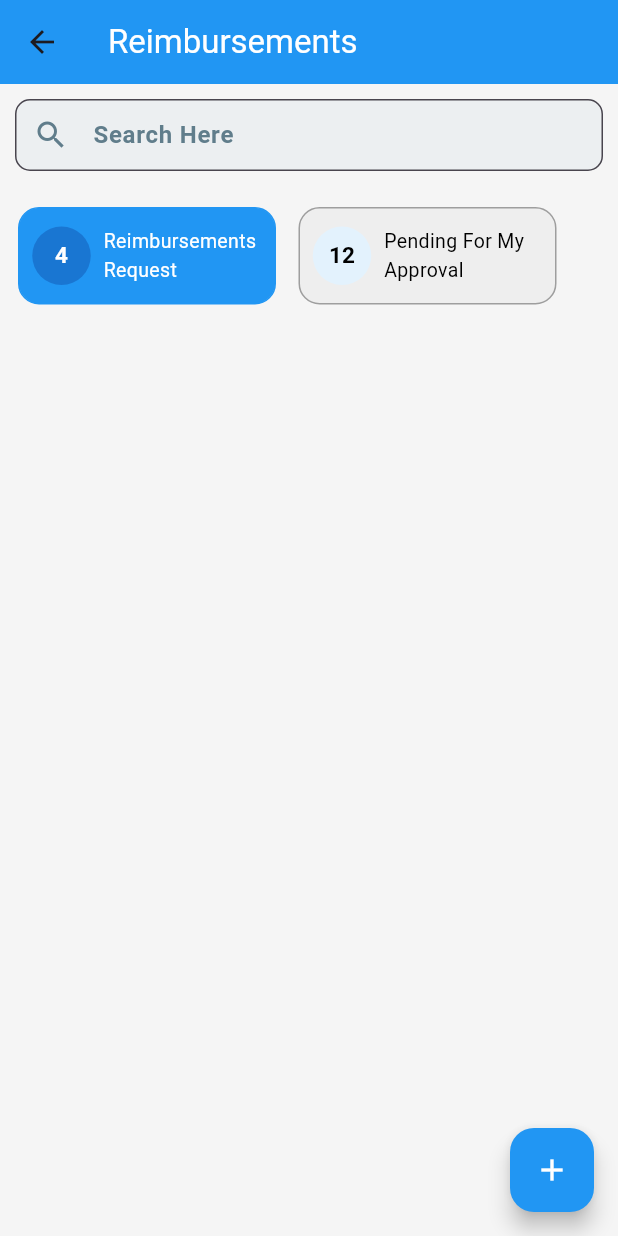
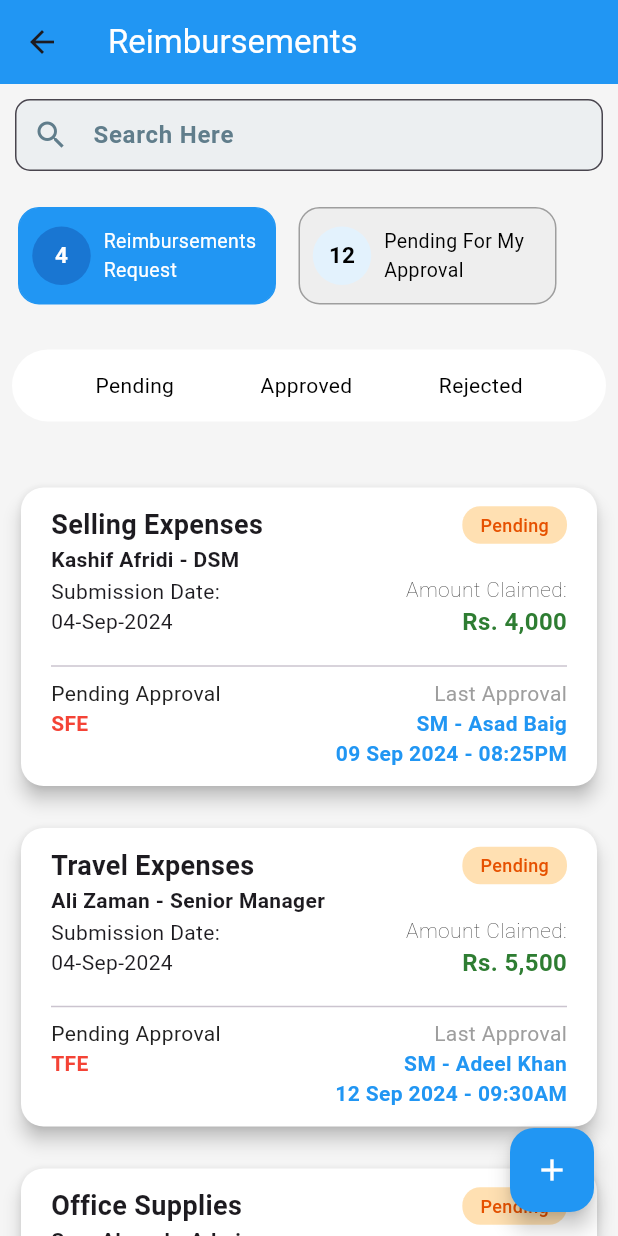
Before and after one commit to MuhammadAhmerMehfooz/getpharma, a Flutter app: the Reimbursements screen opened directly, on a phone screen of 412 x 824 dp. Run offline on Flutter 3.47's test engine with Material 3 defaults, Android fonts, the phone set to English and light mode, and no system bars; our stand-ins replace dotted_border, fl_chart, image_picker, percent_indicator, table_calendar.

Commit message:
new branch push

```diff
--- a/lib/Expenses/Reimbursements/Reimbursements.dart
+++ b/lib/Expenses/Reimbursements/Reimbursements.dart
@@ -11,7 +11,8 @@ class Reimbursements extends StatefulWidget {
 
 class _ReimbursementsState extends State<Reimbursements> {
   String _selectedTab = "Reimbursements Request";
-  bool _isReimbursements = false;
+  String _selectedsubTabs = "";
+  bool _isReimbursements = true;
 
   List<Map<String, String>> data = [
     {
@@ -185,6 +186,7 @@ class _ReimbursementsState extends State<Reimbursements> {
   Widget _buildReimbursementCards() {
     if (_selectedTab == "Pending For My Approval") {
       return Column(
+        crossAxisAlignment: CrossAxisAlignment.start,
         children:
             data.map((item) => _buildPendingCardforapproval(item)).toList(),
       );
@@ -199,42 +201,50 @@ class _ReimbursementsState extends State<Reimbursements> {
   }
 
   Widget _buildReimbursementTabs() {
-    return Row(
+    return Container(
+      margin: const EdgeInsets.symmetric(horizontal: 8, vertical: 10),
+      padding: const EdgeInsets.symmetric(horizontal: 8, vertical: 8),
+      decoration: BoxDecoration(
+        color: Colors.white, // Background color for the container
+        borderRadius:
+            BorderRadius.circular(30), // Rounded corners for the container
+      ),
+      child: Row(
+        mainAxisAlignment:
+            MainAxisAlignment.spaceEvenly, // Evenly space the tabs
         children: [
-        const SizedBox(width: 30),
           _buildTabForReimbursements(
             "Pending",
-          _selectedTab == "Pending" ? Colors.blue : Colors.grey[200]!,
-          _selectedTab == "Pending" ? Colors.white : Colors.black,
+            _selectedsubTabs == "Pending" ? Colors.blue : Colors.white,
+            _selectedsubTabs == "Pending" ? Colors.white : Colors.black,
             () {
               setState(() {
-              _selectedTab = "Pending";
+                _selectedsubTabs = "Pending";
               });
             },
           ),
-        const SizedBox(width: 30),
           _buildTabForReimbursements(
             "Approved",
-          _selectedTab == "Approved" ? Colors.blue : Colors.grey[200]!,
-          _selectedTab == "Approved" ? Colors.white : Colors.black,
+            _selectedsubTabs == "Approved" ? Colors.blue : Colors.white,
+            _selectedsubTabs == "Approved" ? Colors.white : Colors.black,
             () {
               setState(() {
-              _selectedTab = "Approved";
+                _selectedsubTabs = "Approved";
               });
             },
           ),
-        const SizedBox(width: 30),
           _buildTabForReimbursements(
             "Rejected",
-          _selectedTab == "Rejected" ? Colors.blue : Colors.grey[200]!,
-          _selectedTab == "Rejected" ? Colors.white : Colors.black,
+            _selectedsubTabs == "Rejected" ? Colors.blue : Colors.white,
+            _selectedsubTabs == "Rejected" ? Colors.white : Colors.black,
             () {
               setState(() {
-              _selectedTab = "Rejected";
+                _selectedsubTabs = "Rejected";
               });
             },
           ),
         ],
+      ),
     );
   }
 
@@ -540,14 +550,14 @@ class _ReimbursementsState extends State<Reimbursements> {
     return GestureDetector(
       onTap: () => onTap(),
       child: Container(
-        padding: const EdgeInsets.symmetric(horizontal: 10, vertical: 10),
+        padding: const EdgeInsets.symmetric(horizontal: 10, vertical: 6),
         decoration: BoxDecoration(
           color: bgColor,
-          borderRadius: BorderRadius.circular(20),
+          borderRadius: BorderRadius.circular(16),
         ),
         child: Text(
           title,
-          style: TextStyle(color: textColor, fontSize: 16),
+          style: TextStyle(color: textColor, fontSize: 14),
         ),
       ),
     );
--- a/lib/main.dart
+++ b/lib/main.dart
@@ -1,5 +1,8 @@
 import 'package:flutter/material.dart';
 import 'package:getpharma/CallReporting/Work%20Plan/Work_Plan.dart';
+import 'package:getpharma/Expenses/Advances/Advances.dart';
+import 'package:getpharma/Expenses/Reimbursements/Reimbursements.dart';
+import 'package:getpharma/Expenses/Settlements/Settlements.dart';
 
 void main() {
   runApp(const MyApp());
@@ -17,7 +20,7 @@ class MyApp extends StatelessWidget {
         colorScheme: ColorScheme.fromSeed(seedColor: Colors.deepPurple),
         useMaterial3: true,
       ),
-      home: WorkPlan(),
+      home: Settlements(),
     );
   }
 }
```
Also changed, not shown: lib/CallReporting/Work Plan/Work_Plan.dart (+36 -5 lines), lib/Expenses/Advances/Advances.dart (+25 -17 lines), lib/Expenses/Settlements/Settlements.dart (+24 -16 lines). Lines whose indentation alone changed are shown as unchanged.
